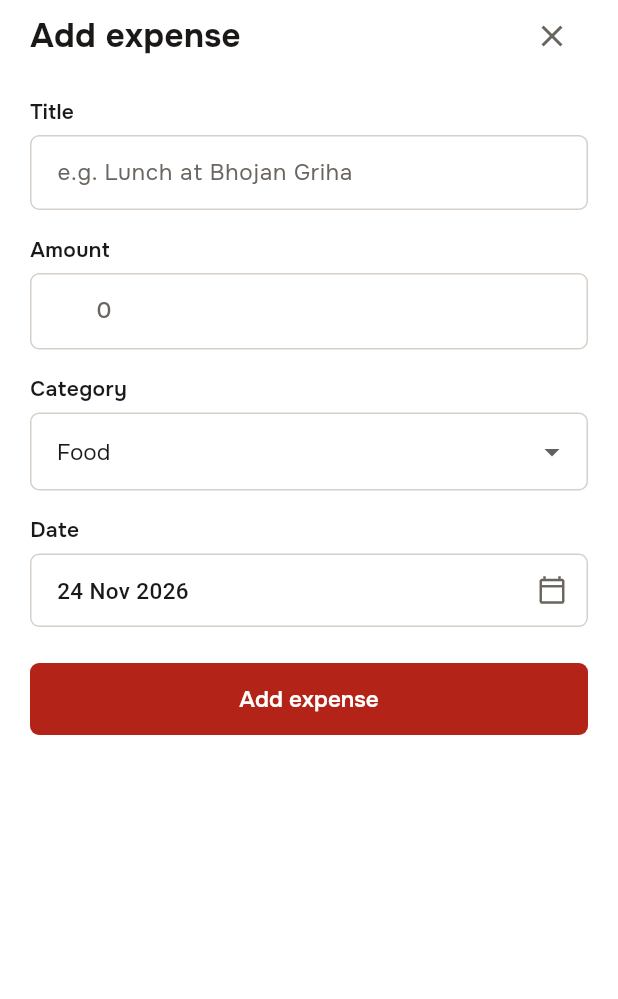
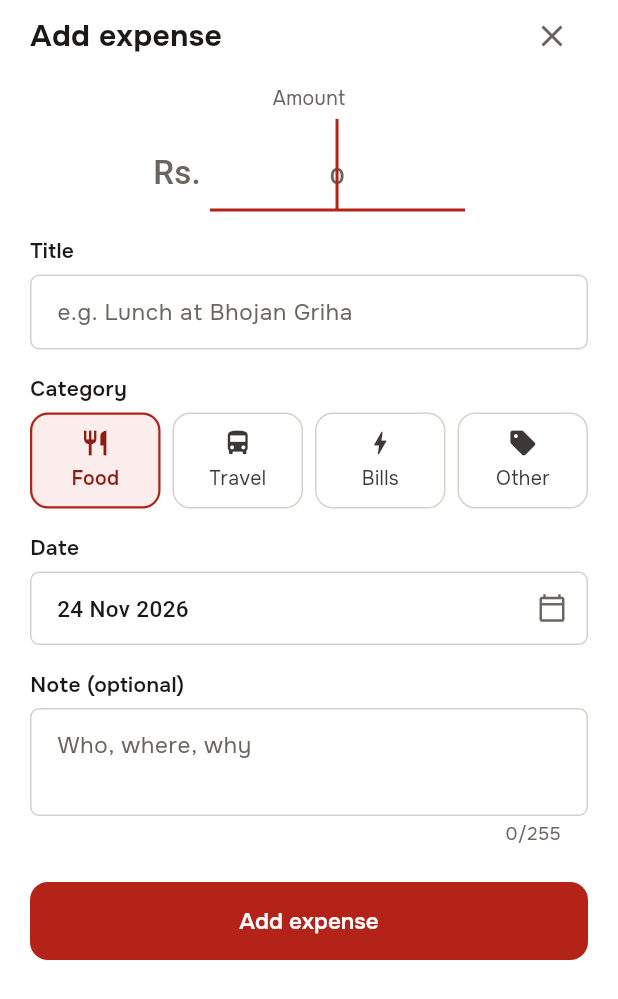
Before and after one commit to Leqdxr/Kharcha, a Flutter app: the ExpenseForm widget shown alone on an empty page, opened directly, on a phone screen of 412 x 824 dp. Shown: the top 999 px of the screen. Run offline on Flutter 3.47's test engine with Material 3 defaults, Android fonts, the phone set to English and light mode, and no system bars; our stand-ins replace flutter_secure_storage, flutter_svg, google_fonts, material_ui; accounts and stored records are empty; network calls fail; Roboto replaces fonts that are missing (Geist Mono).

Commit message:
feat(mobile): redesign add and edit sheet with big amount, category tiles and note

```diff
--- a/mobile/lib/models/expense.dart
+++ b/mobile/lib/models/expense.dart
@@ -8,6 +8,7 @@ class Expense {
     required this.amount,
     required this.category,
     required this.date,
+    this.note,
   });
 
   final int id;
@@ -17,6 +18,8 @@ class Expense {
 
   /// "YYYY-MM-DD", exactly as the API sends it.
   final String date;
+
+  final String? note;
 
   factory Expense.fromJson(Map<String, dynamic> json) {
     final amount = json['amount'];
@@ -28,14 +31,7 @@ class Expense {
           : double.tryParse('$amount') ?? 0,
       category: json['category'] as String,
       date: json['date'] as String,
+      note: json['note'] as String?,
     );
   }
-
-  /// The body for POST /expenses and PUT /expenses/{id}.
-  Map<String, dynamic> toJson() => {
-    'title': title,
-    'amount': amount,
-    'category': category,
-    'date': date,
-  };
 }
--- a/mobile/lib/theme.dart
+++ b/mobile/lib/theme.dart
@@ -11,8 +11,23 @@ class AppColors {
   static const surface = Color(0xFFF6F4F1);
   static const line = Color(0xFFE6E2DC);
   static const inputBorder = Color(0xFFD6D0C9);
+  static const rowHover = Color(0xFFFBFAF8);
   static const white = Color(0xFFFFFFFF);
+
+  /// Softer than ink, for icons and secondary numbers.
+  static const inkSoft = Color(0xFF3D3835);
+
+  /// Thin lines between list rows.
+  static const rowLine = Color(0xFFEFECE8);
 }
+
+/// Material icons for each category (see DESIGN.md).
+const categoryIcons = <String, IconData>{
+  'Food': Icons.restaurant,
+  'Travel': Icons.directions_bus,
+  'Bills': Icons.bolt,
+  'Other': Icons.sell,
+};
 
 /// Text styles used outside the Material text theme.
 class AppText {
@@ -179,10 +194,7 @@ ThemeData buildTheme() {
     snackBarTheme: SnackBarThemeData(
       behavior: SnackBarBehavior.floating,
       backgroundColor: AppColors.ink,
-      contentTextStyle: GoogleFonts.onest(
-        fontSize: 14,
-        color: AppColors.white,
-      ),
+      contentTextStyle: GoogleFonts.onest(fontSize: 14, color: AppColors.white),
     ),
   );
 }
--- a/mobile/lib/widgets/expense_form.dart
+++ b/mobile/lib/widgets/expense_form.dart
@@ -20,8 +20,8 @@ class ExpenseSaved extends ExpenseFormResult {
   final Expense expense;
 }
 
-/// The user tapped "Delete" in edit mode. The screen confirms and deletes,
-/// the same way as swipe to delete.
+/// The user tapped "Delete" in edit mode. The screen deletes it with an
+/// Undo snackbar, the same way as swipe to delete.
 class ExpenseDeleteRequested extends ExpenseFormResult {
   const ExpenseDeleteRequested();
 }
@@ -42,8 +42,8 @@ Future<ExpenseFormResult?> showExpenseForm(
   );
 }
 
-/// Title, amount, category and date. Saves through the API (POST to add,
-/// PUT to edit) and pops the sheet with the result.
+/// Amount, title, category, date and note. Saves through the API (POST to
+/// add, PUT to edit) and pops the sheet with the result.
 class ExpenseForm extends StatefulWidget {
   const ExpenseForm({super.key, this.expense});
 
@@ -56,6 +56,7 @@ class ExpenseForm extends StatefulWidget {
 
 class _ExpenseFormState extends State<ExpenseForm> {
   late final _title = TextEditingController(text: widget.expense?.title);
+  late final _note = TextEditingController(text: widget.expense?.note);
   late final _amount = TextEditingController(
     text: widget.expense == null ? '' : _amountText(widget.expense!.amount),
   );
@@ -81,6 +82,7 @@ class _ExpenseFormState extends State<ExpenseForm> {
   void dispose() {
     _title.dispose();
     _amount.dispose();
+    _note.dispose();
     super.dispose();
   }
 
@@ -108,6 +110,7 @@ class _ExpenseFormState extends State<ExpenseForm> {
       'amount': _amount.text.trim(),
       'category': _category,
       'date': toIsoDate(_date),
+      'note': _note.text.trim(),
     };
     final res = _isEdit
         ? await Api.put('/expenses/${widget.expense!.id}', body)
@@ -144,6 +147,8 @@ class _ExpenseFormState extends State<ExpenseForm> {
               crossAxisAlignment: CrossAxisAlignment.stretch,
               children: [
                 _header(),
+                const SizedBox(height: 8),
+                _amountField(),
                 const SizedBox(height: 16),
                 LabeledTextField(
                   label: 'Title',
@@ -153,25 +158,21 @@ class _ExpenseFormState extends State<ExpenseForm> {
                   textCapitalization: TextCapitalization.sentences,
                 ),
                 const SizedBox(height: 16),
-                LabeledTextField(
-                  label: 'Amount',
-                  controller: _amount,
-                  hint: '0',
-                  prefixText: 'Rs. ',
-                  monoInput: true,
-                  error: _errors['amount'],
-                  keyboardType: const TextInputType.numberWithOptions(
-                    decimal: true,
-                  ),
-                  inputFormatters: [
-                    FilteringTextInputFormatter.allow(RegExp(r'[0-9.]')),
-                  ],
-                  textInputAction: TextInputAction.done,
-                ),
-                const SizedBox(height: 16),
                 _categoryField(),
                 const SizedBox(height: 16),
                 _dateField(),
+                const SizedBox(height: 16),
+                LabeledTextField(
+                  label: 'Note (optional)',
+                  controller: _note,
+                  hint: 'Who, where, why',
+                  error: _errors['note'],
+                  maxLines: 2,
+                  maxLength: 255,
+                  textCapitalization: TextCapitalization.sentences,
+                  textInputAction: TextInputAction.newline,
+                  keyboardType: TextInputType.multiline,
+                ),
                 if (_formError != null) ...[
                   const SizedBox(height: 16),
                   FormErrorBox(
@@ -193,7 +194,7 @@ class _ExpenseFormState extends State<ExpenseForm> {
     final title = Text(
       _isEdit ? 'Edit expense' : 'Add expense',
       style: GoogleFonts.onest(
-        fontSize: 22,
+        fontSize: 20,
         fontWeight: FontWeight.w700,
         color: AppColors.ink,
       ),
@@ -231,6 +232,8 @@ class _ExpenseFormState extends State<ExpenseForm> {
         loadingLabel: 'Adding\u2026',
         loading: _saving,
         onPressed: _submit,
+        height: 52,
+        radius: 12,
       );
     }
     return Row(
@@ -249,37 +252,141 @@ class _ExpenseFormState extends State<ExpenseForm> {
             loadingLabel: 'Saving\u2026',
             loading: _saving,
             onPressed: _submit,
+            height: 52,
+            radius: 12,
           ),
         ),
       ],
     );
   }
 
+  /// The big centered amount with a red underline.
+  Widget _amountField() {
+    final error = _errors['amount'];
+    return Column(
+      children: [
+        // The input below is labelled for screen readers instead.
+        ExcludeSemantics(
+          child: Text(
+            'Amount',
+            style: GoogleFonts.onest(fontSize: 13, color: AppColors.muted),
+          ),
+        ),
+        const SizedBox(height: 4),
+        Row(
+          mainAxisAlignment: MainAxisAlignment.center,
+          crossAxisAlignment: CrossAxisAlignment.baseline,
+          textBaseline: TextBaseline.alphabetic,
+          children: [
+            ExcludeSemantics(
+              child: Text(
+                'Rs.',
+                style: AppText.mono(size: 22, color: AppColors.muted),
+              ),
+            ),
+            const SizedBox(width: 6),
+            SizedBox(
+              width: 170,
+              child: Semantics(
+                label: 'Amount in rupees',
+                child: TextField(
+                  controller: _amount,
+                  autofocus: !_isEdit,
+                  textAlign: TextAlign.center,
+                  keyboardType: const TextInputType.numberWithOptions(
+                    decimal: true,
+                  ),
+                  inputFormatters: [
+                    FilteringTextInputFormatter.allow(RegExp(r'[0-9.]')),
+                  ],
+                  style: AppText.mono(size: 40, weight: FontWeight.w600),
+                  decoration: const InputDecoration(
+                    hintText: '0',
+                    filled: false,
+                    isDense: true,
+                    contentPadding: EdgeInsets.only(bottom: 2),
+                    border: _amountBorder,
+                    enabledBorder: _amountBorder,
+                    focusedBorder: _amountBorder,
+                    errorBorder: _amountBorder,
+                    focusedErrorBorder: _amountBorder,
+                  ),
+                ),
+              ),
+            ),
+          ],
+        ),
+        if (error != null) ...[const SizedBox(height: 6), ErrorMessage(error)],
+      ],
+    );
+  }
+
+  static const _amountBorder = UnderlineInputBorder(
+    borderSide: BorderSide(color: AppColors.red, width: 2),
+  );
+
+  /// Four tiles with icons; the selected one is red-tinted.
   Widget _categoryField() {
+    final error = _errors['category'];
     return Column(
       crossAxisAlignment: CrossAxisAlignment.stretch,
       children: [
         const FieldLabel('Category'),
-        DropdownButtonFormField<String>(
-          initialValue: _category,
-          isExpanded: true,
-          style: GoogleFonts.onest(fontSize: 15, color: AppColors.ink),
-          borderRadius: BorderRadius.circular(6),
-          dropdownColor: AppColors.white,
-          decoration: InputDecoration(
-            error: _errors['category'] == null
-                ? null
-                : ErrorMessage(_errors['category']!),
+        Row(
+          children: [
+            for (final (i, category) in expenseCategories.indexed) ...[
+              if (i > 0) const SizedBox(width: 8),
+              Expanded(child: _categoryTile(category)),
+            ],
+          ],
+        ),
+        if (error != null) ...[const SizedBox(height: 6), ErrorMessage(error)],
+      ],
+    );
+  }
+
+  Widget _categoryTile(String category) {
+    final selected = _category == category;
+    final color = selected ? AppColors.redDark : AppColors.inkSoft;
+    return Semantics(
+      selected: selected,
+      button: true,
+      excludeSemantics: true,
+      label: category,
+      child: Material(
+        color: selected ? AppColors.redTint : AppColors.white,
+        shape: RoundedRectangleBorder(
+          borderRadius: BorderRadius.circular(12),
+          side: BorderSide(
+            color: selected ? AppColors.red : AppColors.inputBorder,
+            width: selected ? 1.5 : 1,
           ),
-          items: [
-            for (final c in expenseCategories)
-              DropdownMenuItem(value: c, child: Text(c)),
-          ],
-          onChanged: (value) {
-            if (value != null) setState(() => _category = value);
-          },
         ),
-      ],
+        child: InkWell(
+          onTap: () => setState(() => _category = category),
+          customBorder: RoundedRectangleBorder(
+            borderRadius: BorderRadius.circular(12),
+          ),
+          child: SizedBox(
+            height: 64,
+            child: Column(
+              mainAxisAlignment: MainAxisAlignment.center,
+              children: [
+                Icon(categoryIcons[category], size: 20, color: color),
+                const SizedBox(height: 4),
+                Text(
+                  category,
+                  style: GoogleFonts.onest(
+                    fontSize: 13,
+                    fontWeight: selected ? FontWeight.w600 : FontWeight.w400,
+                    color: color,
+                  ),
+                ),
+              ],
+            ),
+          ),
+        ),
+      ),
     );
   }
 
--- a/mobile/lib/widgets/form_fields.dart
+++ b/mobile/lib/widgets/form_fields.dart
@@ -44,6 +44,8 @@ class LabeledTextField extends StatefulWidget {
     this.prefixText,
     this.monoInput = false,
     this.inputFormatters,
+    this.maxLines = 1,
+    this.maxLength,
   });
 
   final String label;
@@ -62,6 +64,8 @@ class LabeledTextField extends StatefulWidget {
   final bool monoInput;
 
   final List<TextInputFormatter>? inputFormatters;
+  final int maxLines;
+  final int? maxLength;
 
   @override
   State<LabeledTextField> createState() => _LabeledTextFieldState();
@@ -91,6 +95,8 @@ class _LabeledTextFieldState extends State<LabeledTextField> {
           autofillHints: widget.autofillHints,
           onSubmitted: widget.onSubmitted,
           inputFormatters: widget.inputFormatters,
+          maxLines: widget.maxLines,
+          maxLength: widget.maxLength,
           style: inputStyle,
           decoration: InputDecoration(
             hintText: widget.hint,
@@ -185,19 +191,27 @@ class PrimaryButton extends StatelessWidget {
     required this.onPressed,
     this.loading = false,
     this.loadingLabel,
+    this.height = 48,
+    this.radius = 6,
   });
 
   final String label;
   final String? loadingLabel;
   final VoidCallback? onPressed;
   final bool loading;
+  final double height;
+  final double radius;
 
   @override
   Widget build(BuildContext context) {
     return FilledButton(
       onPressed: loading ? null : onPressed,
-      style: const ButtonStyle(
-        foregroundColor: WidgetStatePropertyAll(AppColors.white),
+      style: ButtonStyle(
+        foregroundColor: const WidgetStatePropertyAll(AppColors.white),
+        minimumSize: WidgetStatePropertyAll(Size(48, height)),
+        shape: WidgetStatePropertyAll(
+          RoundedRectangleBorder(borderRadius: BorderRadius.circular(radius)),
+        ),
       ),
       child: loading
           ? Row(
```
